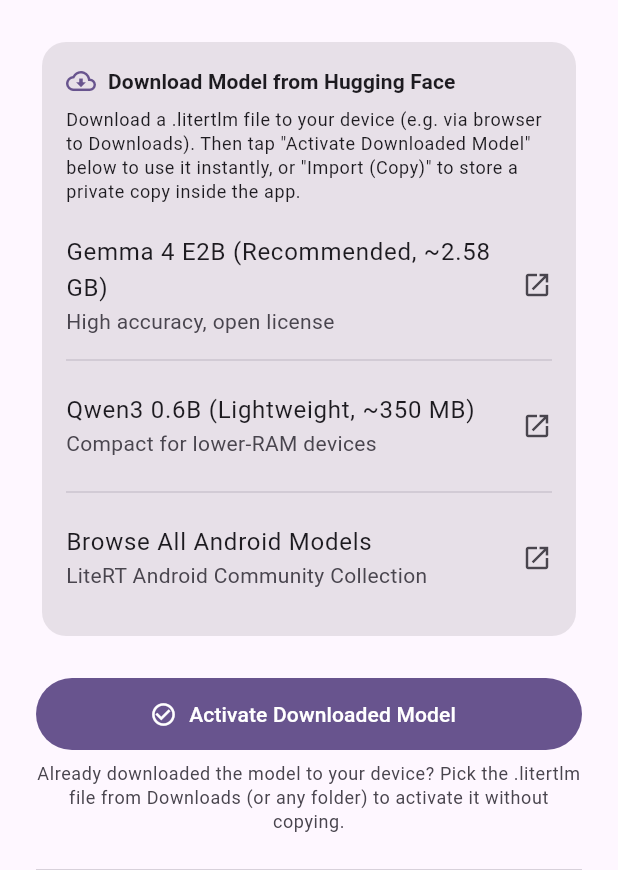
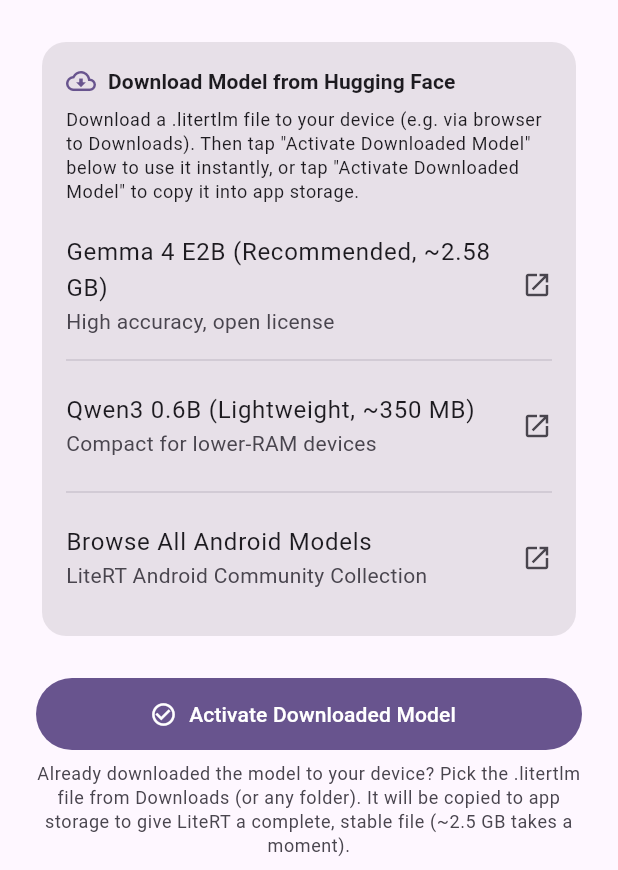
Before and after one commit to shashankguptadev/smriti, a Flutter app: the screen it shows after launch, on a phone screen of 412 x 824 dp, the part 366-1236 px from its top. Run offline on Flutter 3.47's test engine with Material 3 defaults, Android fonts, the phone set to English and light mode, and no system bars; our stand-ins replace file_picker, objectbox; missing offline and left inert: flutter_edge_ai, flutter_edge_ai_litertlm, google_mlkit_text_recognition, pdfx, syncfusion_flutter_pdf; generated files the repository leaves out were written again.

Commit message:
fix: resolve Invalid flatbuffer crash when activating model on Android
Root cause: file_picker on Android always writes a temp copy of the
picked file to /cache/file_picker/. For a 2.5 GB model this cache copy
is frequently truncated, producing an 'Invalid flatbuffer' error that
crashed the app as an unhandled exception.

Fixes:
- model_manager_screen.dart: _pickAndActivateExistingModel() now calls
  importLocalModel() (Isolate.run copy) instead of activateExistingModel(),
  so both buttons produce a complete, stable file in app-private storage
  before handing the path to LiteRT. The misleading 'activate without
  copying' promise is removed from the UI copy.
- edge_llm_service.dart: raise minimum file-size guard from 100 bytes
  to 10 MB; a real .litertlm model is hundreds of MB so anything smaller
  is a truncated cache copy. FormatException is thrown early with a clear
  message before LiteRT even attempts to parse the flatbuffer.
- main.dart: wrap edge.initialize() in the modelManager listener with a
  try/catch; on failure revert switchableLlm to MockLlmService and call
  modelManager.setEngineError() so the UI surfaces the error card instead
  of crashing as an unhandled exception.
- model_manager_provider.dart: add setEngineError(message) to push a
  BackendInitException back into the UI state.
- Tests: update edge_llm_service_test to write >10 MB for 'valid file'
  case; update model_manager_screen_test for revised button label.
  59/59 tests pass.

```diff
--- a/lib/services/edge_llm_service.dart
+++ b/lib/services/edge_llm_service.dart
@@ -71,10 +71,14 @@ class EdgeLlmService implements LlmService {
         throw FileSystemException('Model file not found', modelPath);
       }
 
-      // Check if file size is unreasonably small to prevent loading corrupt files
+      // Require at least 10 MB — any real .litertlm model is hundreds of MB.
+      // A file smaller than this is certainly a truncated file_picker cache copy.
       final length = await file.length();
-      if (length < 100) {
-        throw const FormatException('Model file appears corrupt or incomplete.');
+      if (length < 10 * 1024 * 1024) {
+        throw FormatException(
+          'Model file is too small (${(length / 1024 / 1024).toStringAsFixed(1)} MB). '
+          'The file is likely a truncated cache copy. Please re-import the full model.',
+        );
       }
 
       try {
--- a/lib/ui/screens/model_manager_screen.dart
+++ b/lib/ui/screens/model_manager_screen.dart
@@ -81,8 +81,8 @@ class ModelManagerScreen extends StatelessWidget {
   }
 
   /// Lets the user pick an already-downloaded `.litertlm` from anywhere on
-  /// the device and **activate it in-place** (no copy). This is the right
-  /// flow when the model is already in Downloads or another folder.
+  /// the device and copies it to app-private storage so the LiteRT engine
+  /// always gets a complete, stable file (not a truncated file_picker cache).
   Future<void> _pickAndActivateExistingModel(BuildContext context) async {
     final scaffoldMessenger = ScaffoldMessenger.of(context);
     final provider = context.read<ModelManagerProvider>();
@@ -112,11 +112,15 @@ class ModelManagerScreen extends StatelessWidget {
         return;
       }
 
-      final success = await provider.activateExistingModel(path);
+      // On Android, file_picker returns a path inside its own temp cache
+      // (/cache/file_picker/…). For a 2.5 GB model that cache copy is often
+      // truncated → "Invalid flatbuffer". We MUST copy to app-private storage
+      // via an Isolate to get a complete, stable file before handing it to LiteRT.
+      final success = await provider.importLocalModel(File(path));
       if (success) {
         scaffoldMessenger.showSnackBar(
           const SnackBar(
-            content: Text('Model activated! Smriti will now use on-device inference.'),
+            content: Text('Model copied and activated! Smriti will now use on-device inference.'),
             backgroundColor: Colors.green,
           ),
         );
@@ -321,7 +325,7 @@ class ModelManagerScreen extends StatelessWidget {
                           Text(
                             'Download a .litertlm file to your device (e.g. via browser to Downloads). '
                             'Then tap "Activate Downloaded Model" below to use it instantly, '
-                            'or "Import (Copy)" to store a private copy inside the app.',
+                            'or tap "Activate Downloaded Model" to copy it into app storage.',
                             style: theme.textTheme.bodySmall,
                           ),
                           const SizedBox(height: 12),
@@ -408,7 +412,8 @@ class ModelManagerScreen extends StatelessWidget {
                   const SizedBox(height: 8),
                   Text(
                     'Already downloaded the model to your device? Pick the .litertlm file '
-                    'from Downloads (or any folder) to activate it without copying.',
+                    'from Downloads (or any folder). It will be copied to app storage '
+                    'to give LiteRT a complete, stable file (~2.5 GB takes a moment).',
                     textAlign: TextAlign.center,
                     style: theme.textTheme.bodySmall?.copyWith(
                       color: theme.colorScheme.onSurfaceVariant,
@@ -423,7 +428,7 @@ class ModelManagerScreen extends StatelessWidget {
                     height: 48,
                     child: OutlinedButton.icon(
                       icon: const Icon(Icons.file_upload_outlined),
-                      label: Text(provider.hasRealModel ? 'Replace (Copy) with New Model' : 'Import (Copy) .litertlm Model'),
+                      label: Text(provider.hasRealModel ? 'Replace with New Model' : 'Import .litertlm Model'),
                       onPressed: provider.status == ModelStatus.importing
                           ? null
                           : () => _pickAndImportModel(context),
@@ -431,8 +436,7 @@ class ModelManagerScreen extends StatelessWidget {
                   ),
                   const SizedBox(height: 8),
                   Text(
-                    'Copies the model into app-private storage. Use this if the original '
-                    'file may be deleted or moved later.',
+                    'Same as above — both options copy the model to app-private storage.',
                     textAlign: TextAlign.center,
                     style: theme.textTheme.bodySmall?.copyWith(
                       color: theme.colorScheme.onSurfaceVariant,
```
Also changed, not shown: lib/main.dart (+25 -2 lines), lib/providers/model_manager_provider.dart (+11 -0 lines), 2 other files.
